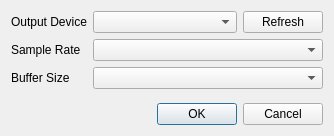
Above: widget/audiosettingsdialog.ui from BLumia/pineapple-tracker-player before the change. Below: the same form after it.
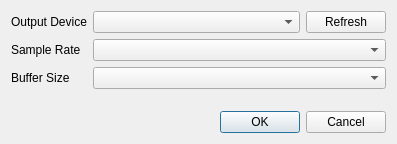
That is the form after the change. Icons and pictures are not drawn.

Commit message: widget: fix output device not visible when using breeze theme

What changed in the file:
```diff
--- a/widget/audiosettingsdialog.ui
+++ b/widget/audiosettingsdialog.ui
@@ -6,8 +6,8 @@
    <rect>
     <x>0</x>
     <y>0</y>
-    <width>334</width>
-    <height>136</height>
+    <width>397</width>
+    <height>144</height>
    </rect>
   </property>
   <property name="windowTitle">
@@ -34,7 +34,7 @@
       <widget class="QComboBox" name="sampleRateCombo">
        <property name="minimumSize">
         <size>
-         <width>200</width>
+         <width>0</width>
          <height>0</height>
         </size>
        </property>
@@ -55,14 +55,14 @@
        <item>
         <widget class="QComboBox" name="deviceCombo">
          <property name="sizePolicy">
-          <sizepolicy hsizetype="Ignored" vsizetype="Fixed">
+          <sizepolicy hsizetype="MinimumExpanding" vsizetype="Fixed">
            <horstretch>0</horstretch>
            <verstretch>0</verstretch>
           </sizepolicy>
          </property>
          <property name="minimumSize">
           <size>
-           <width>0</width>
+           <width>200</width>
            <height>0</height>
           </size>
          </property>
```
